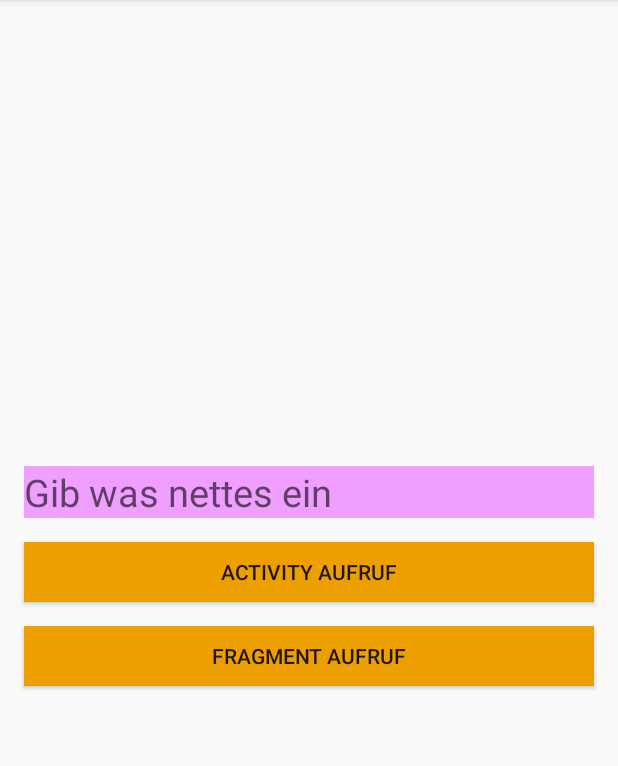
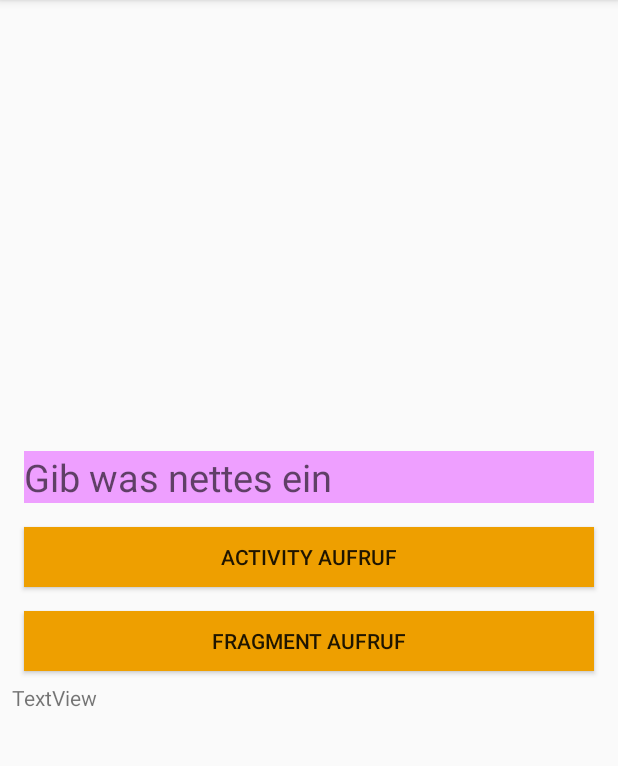
Before and after one commit to haslxxx/MyExercise1_2ndTry, an Android app: the screen it shows after launch (MainActivity), on a phone screen of 412 x 824 dp, the part 84-850 px from its top. Run offline under Robolectric (Android 15) with nearby library versions, the phone set to English and light mode, and no system bars.

Commit message:
Endversion Abgegeben myexercise2.zip

```diff
--- a/app/src/main/java/com/example/ego/and_exercise1_ganzselbst/Main_Fragmentum.java
+++ b/app/src/main/java/com/example/ego/and_exercise1_ganzselbst/Main_Fragmentum.java
@@ -80,11 +80,11 @@ onViewCreated is a 'make sure that view is fully created'.
 
         //Referenzen auf die elemente im layout holen
         /* FIXME (2.3) ?? warum sieht das in einem Fragment anders aus als in einer Activity (ohne getView() ) (siehe Message_activity)
-        // FIXME (2.3ff) woher kommt das getView() und worauf bezieht sich's; Warum braucht's keine parameter (siehe doku)
+        // FIXMEd (2.3ff) woher kommt das getView() und worauf bezieht sich's; Warum braucht's keine parameter (siehe doku) --> super
                 anyView = getView(int position, View convertView, ViewGroup parent)
                 Get a View that displays the data at the specified position in the data set.  --> von einer parameterlosen variante steht nix in der doku !!
         */
-        textEingabe    = getView().findViewById(R.id.textField);
+        textEingabe    = super.getView().findViewById(R.id.textField);
         activityAufruf = getView().findViewById(R.id.button_open_activity);
         fragmentAufruf = getView().findViewById(R.id.button_open_fragment);
 
@@ -153,11 +153,12 @@ onViewCreated is a 'make sure that view is fully created'.
 
                 getFragmentManager()                            // Fragments werden immer mit dem getFragmentManager erzeugt (siehe hintergründe ganz oben)
                         .beginTransaction()
-                        // FIXME (2.5) Wir ersetzen hier die aktuelle View (??) gegen das neuen Fragment (oder deren View ?? )
+                        // FIXMEd (2.5) Wir ersetzen hier die aktuelle View (?main_fragment gegen das neuen Fragment ()
                         .replace(R.id.my_empty_container,
-                        // FIXME (2.4) ?? eigentlich sind wir doch im  "my_fragment_main" siehe onCreateView, wieso also DAS (my_empty_container)
+                        // FIXMEd (2.4) ?? eigentlich sind wir doch im  "my_fragment_main" siehe onCreateView, wieso also DAS (my_empty_container) ... weil das fragment im empty fragment läuft (siehe activityMain)
 //                                Message_Fragmentum.getFragment(textZuUebergeben))
-                                  // FIXME (2.5)  Das mit dem Intent geht im Fragment scheinbar nicht  :-(   ?? Warum !
+                                  // FIXMEd (2.5)  Das mit dem Intent geht im Fragment scheinbar nicht  :-(   ?? Warum ! Fragments sind auf DIE app beschränkt. Activites könne global genutzt werden
+                                //Fragents werden in der app gemanaged  activities vom system
 // ####### A. Ohne die Methode zum erzeugen des Fragments (siehe Message_Fragmentum)
 //                                    new Message_Fragmentum())   // So wäre alles fein, wenn wir nicht diesen blöden string aus dem eingabefeld in Main_Fragmentum übermitteln müssten
 // ####### B. MIT der Methode (Message_Fragmentum.myGetFragment)
@@ -171,7 +172,7 @@ onViewCreated is a 'make sure that view is fully created'.
     }
 
     // Methode 3  onSaveInstanceState
-    // TODO (2.6) wir kümmern uns um die daten für den fall das das system das Fragment Stopp't
+    // TODOd (2.6) wir kümmern uns um die daten für den fall das das system das Fragment Stopp't
     /*
     There are a few scenarios in which your activity is destroyed due to normal app behavior, such as when the user presses the Back button
     or your activity signals its own destruction by calling the finish() method.
@@ -196,7 +197,9 @@ onViewCreated is a 'make sure that view is fully created'.
 
 }
 
-// FIXME (my_fragment_main.xml)  ?? Jeglicher versuch den editText mit einer Viewgroup wie Textlayout, TextinputLayout zu klammern
-// FIXME .. führt unweigerlich zu einer fehlermeldung , weil er diese Klassen nicht findet  --> Frag mal das INTERNET ... Das Forum schweigt sowieso
+// FIXMEd (my_fragment_main.xml)  ?? Jeglicher versuch den editText mit einer Viewgroup wie Textlayout, TextinputLayout zu klammern
+// FIXMEd .. führt unweigerlich zu einer fehlermeldung , weil er diese Klassen nicht findet  --> Frag mal das INTERNET ... Das Forum schweigt sowieso
+// template verwenden (gradle scripts) .. da gibts imports (siehe angabe) dann funktioierts
 
-// FIXME (my_fragmen_main.xml) ?? die texte für Buttons aus dem strings.xml werde in UPPERCASE ausgegeben ?? wieso ?? was dagegen tun
+// FIXMEd (my_fragmen_main.xml) ?? die texte für Buttons aus dem strings.xml werde in UPPERCASE ausgegeben ?? wieso ?? was dagegen tun
+// vordefinierte attribute  ... mit textAllcaps true false kann es geändert werden  ... sieghe auch in seiner lösung den "style " parameter
--- a/app/src/main/java/com/example/ego/and_exercise1_ganzselbst/Message_Fragmentum.java
+++ b/app/src/main/java/com/example/ego/and_exercise1_ganzselbst/Message_Fragmentum.java
@@ -18,7 +18,7 @@ import android.widget.TextView;
 
 public class Message_Fragmentum extends Fragment {
 
-    private static final String EXTRA_MESSAGE_TO_TRANSFER_KEY = "peperl";
+    private static final String EXTRA_MESSAGE_TO_TRANSFER_KEY = "peperl"; // mein key heisst jetzt pepperl !!  nur die konstante die diesen key definiert heißt EXTRA_MESSAGE ......
 
     // Das Fragment stelle hier eine Methode zur verfügung über die es dann selber erzeugt wird
     // ... ein bisserl 3 mal um den hals und dann gekratzt ...
@@ -55,7 +55,8 @@ public class Message_Fragmentum extends Fragment {
     }
 
     // Für den fall, daß die app "stillgelegt" wird (onSTop, onPause .. oder so ??) -- > anzeigetext sichern
-    // FIXME (5.4)  Ohne passiert auch nix ! -> siehe auch Message_Activity (detto)
+    // FIXMEd (5.4)  Ohne passiert auch nix ! -> siehe auch Message_Activity (detto)  ... weil die daten aus dem intent kommen,und das geht nicht verloren
+    // anders wenn in diesem schirm noch ein weiteres eingabefeld wäre ... diesen inhalt müsste man dann sichern
     @Override
     public void onSaveInstanceState(Bundle outState) {
         super.onSaveInstanceState(outState);
--- a/app/src/main/res/layout/my_fragment_main.xml
+++ b/app/src/main/res/layout/my_fragment_main.xml
@@ -7,7 +7,6 @@
     android:orientation="vertical"
     android:layout_gravity="center"
     >
-
 
 
          <EditText
@@ -41,5 +40,11 @@
 
             />
 
+    <TextView
+        android:id="@+id/textView"
+        android:layout_width="match_parent"
+        android:layout_height="wrap_content"
+        android:text="TextView" />
+
 
 </LinearLayout>
--- a/build.gradle
+++ b/build.gradle
@@ -7,7 +7,7 @@ buildscript {
         jcenter()
     }
     dependencies {
-        classpath 'com.android.tools.build:gradle:3.0.1'
+        classpath 'com.android.tools.build:gradle:3.1.0'
 
 
         // NOTE: Do not place your application dependencies here; they belong
--- a/gradle.properties
+++ b/gradle.properties
@@ -15,3 +15,4 @@ org.gradle.jvmargs=-Xmx1536m
 # This option should only be used with decoupled projects. More details, visit
 # http://www.gradle.org/docs/current/userguide/multi_project_builds.html#sec:decoupled_projects
 # org.gradle.parallel=true
+org.gradle.jvmargs=-Djava.net.preferIPv4Stack=true
```
Also changed, not shown: app/src/main/java/com/example/ego/and_exercise1_ganzselbst/Message_Activity.java (+4 -3 lines), gradle/wrapper/gradle-wrapper.properties, 1 other file.
